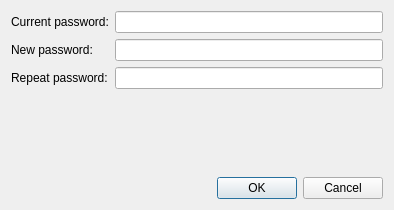
The window that ui/setkeypassword.ui (devqore/myrdp) describes before a commit, drawn with Qt 5.
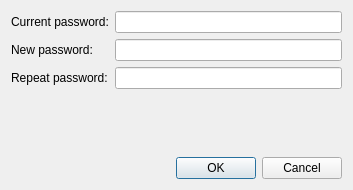
The same window after the commit.

Commit message: dialog size changes

The edit to the form file:
```diff
--- a/ui/setkeypassword.ui
+++ b/ui/setkeypassword.ui
@@ -6,20 +6,14 @@
    <rect>
     <x>0</x>
     <y>0</y>
-    <width>394</width>
-    <height>210</height>
+    <width>353</width>
+    <height>190</height>
    </rect>
   </property>
-  <property name="minimumSize">
-   <size>
-    <width>394</width>
-    <height>199</height>
-   </size>
-  </property>
   <property name="maximumSize">
    <size>
-    <width>394</width>
-    <height>210</height>
+    <width>353</width>
+    <height>190</height>
    </size>
   </property>
   <property name="windowTitle">
@@ -72,19 +66,6 @@
      </item>
     </layout>
    </item>
-   <item>
-    <spacer name="verticalSpacer">
-     <property name="orientation">
-      <enum>Qt::Vertical</enum>
-     </property>
-     <property name="sizeHint" stdset="0">
-      <size>
-       <width>20</width>
-       <height>10</height>
-      </size>
-     </property>
-    </spacer>
-   </item>
    <item>
     <widget class="QLabel" name="informationLabel">
      <property name="enabled">
```
The commit also changes 3 other files.
